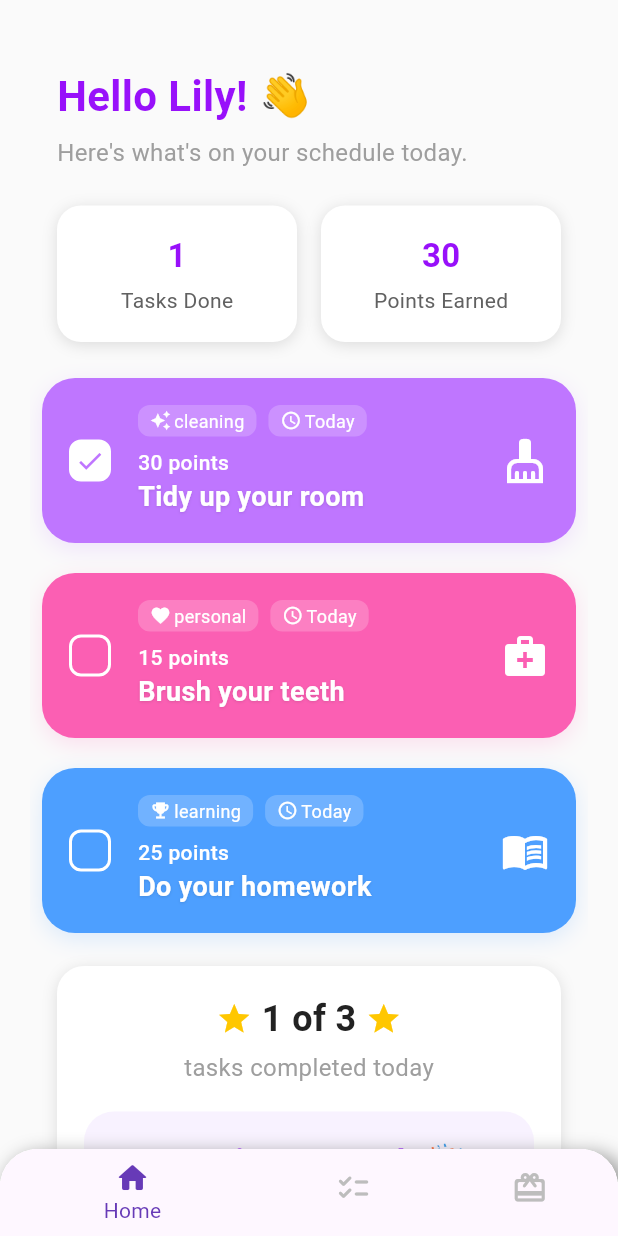
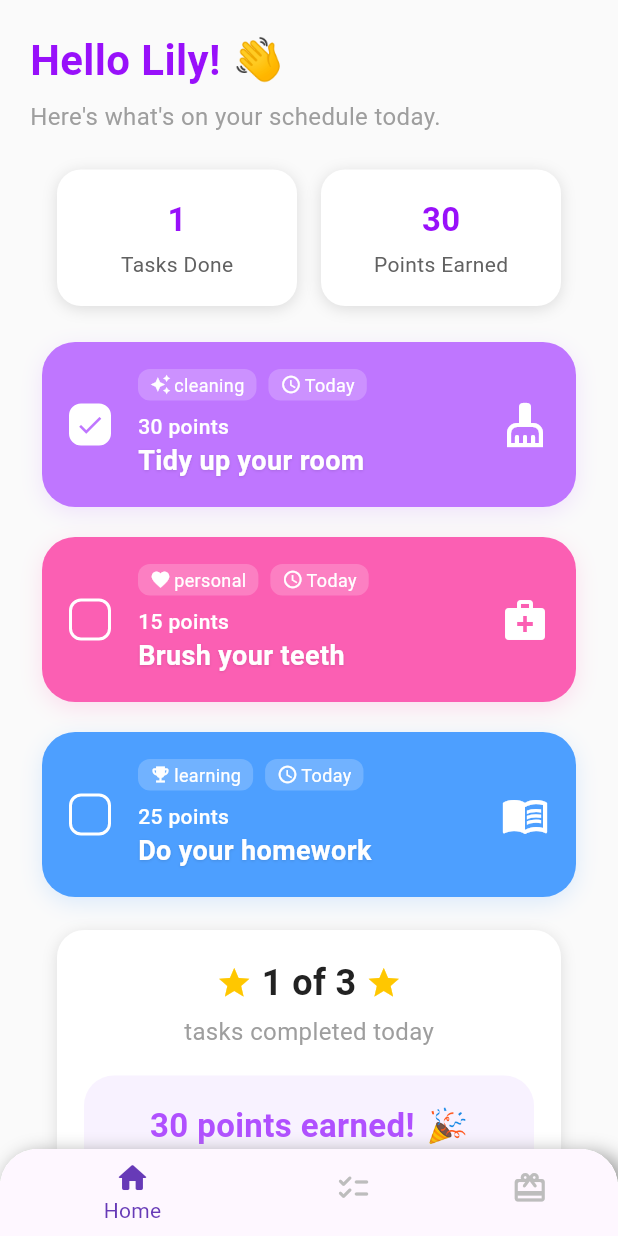
Before and after one commit to redthecoderist1000/kiddos, a Flutter app: the HomeC screen opened by its route, on a phone screen of 412 x 824 dp. Run offline on Flutter 3.47's test engine with Material 3 defaults, Android fonts, the phone set to English and light mode, and no system bars; our stand-ins replace go_router.

Commit message:
ui: fix renderbox issue

```diff
--- a/lib/pages/child/childScaffold.dart
+++ b/lib/pages/child/childScaffold.dart
@@ -9,11 +9,7 @@ class ChildScaffold extends StatelessWidget {
   Widget build(BuildContext context) {
     return Scaffold(
       backgroundColor: Colors.grey[50],
-      body: SafeArea(
-        child: SingleChildScrollView(
-          child: Padding(padding: const EdgeInsets.all(20.0), child: child),
-        ),
-      ),
+      body: SafeArea(child: child),
       bottomNavigationBar: Container(
         clipBehavior: Clip.hardEdge,
         decoration: BoxDecoration(
--- a/lib/pages/child/homeC/homeC.dart
+++ b/lib/pages/child/homeC/homeC.dart
@@ -16,13 +16,13 @@ class _HomeCState extends State<HomeC> {
   @override
   Widget build(BuildContext context) {
     return SingleChildScrollView(
+      padding: EdgeInsets.all(20),
+
       child: Column(
         crossAxisAlignment: CrossAxisAlignment.start,
         children: [
           // Header
-          Padding(
-            padding: const EdgeInsets.only(left: 18.0, top: 24.0, right: 18.0),
-            child: Column(
+          Column(
             crossAxisAlignment: CrossAxisAlignment.start,
             children: [
               Row(
@@ -45,7 +45,6 @@ class _HomeCState extends State<HomeC> {
                 style: TextStyle(fontSize: 16, color: Colors.grey),
               ),
             ],
-            ),
           ),
           const SizedBox(height: 24),
 
@@ -108,11 +107,7 @@ class _HomeCState extends State<HomeC> {
               ],
             ),
           ),
-          HomePointsCard(
-            points: 30,
-            completed: 1,
-            total: 3,
-          ),
+          HomePointsCard(points: 30, completed: 1, total: 3),
         ],
       ),
     );
--- a/lib/pages/child/rewardC/rewardC.dart
+++ b/lib/pages/child/rewardC/rewardC.dart
@@ -10,7 +10,10 @@ class RewardC extends StatefulWidget {
 class _RewardCState extends State<RewardC> {
   @override
   Widget build(BuildContext context) {
-    return Column(
+    return SingleChildScrollView(
+      padding: EdgeInsets.all(20),
+
+      child: Column(
         mainAxisAlignment: MainAxisAlignment.center,
         children: [
           // no need for scaffold
@@ -18,6 +21,7 @@ class _RewardCState extends State<RewardC> {
           // start coding here...
           Text('Reawrds Page (child)'),
         ],
+      ),
     );
   }
 }
--- a/lib/pages/child/taskC/taskC.dart
+++ b/lib/pages/child/taskC/taskC.dart
@@ -10,7 +10,10 @@ class TaskC extends StatefulWidget {
 class TtaskCState extends State<TaskC> {
   @override
   Widget build(BuildContext context) {
-    return Column(
+    return SingleChildScrollView(
+      padding: EdgeInsets.all(20),
+
+      child: Column(
         mainAxisAlignment: MainAxisAlignment.center,
         children: [
           // no need for scaffold
@@ -18,6 +21,7 @@ class TtaskCState extends State<TaskC> {
           // start coding here...
           Text('Tasks Page (child)'),
         ],
+      ),
     );
   }
 }
--- a/lib/pages/parent/me/me.dart
+++ b/lib/pages/parent/me/me.dart
@@ -11,7 +11,10 @@ class MeP extends StatefulWidget {
 class _MePState extends State<MeP> {
   @override
   Widget build(BuildContext context) {
-    return Column(
+    return SingleChildScrollView(
+      padding: EdgeInsets.all(20),
+
+      child: Column(
         mainAxisAlignment: MainAxisAlignment.center,
         children: [
           // no need for scaffold
@@ -28,6 +31,7 @@ class _MePState extends State<MeP> {
             child: Text('go to settings (parent)'),
           ),
         ],
+      ),
     );
   }
 }
--- a/lib/pages/parent/me/settings/settings_page.dart
+++ b/lib/pages/parent/me/settings/settings_page.dart
@@ -13,7 +13,10 @@ class SettingsP extends StatefulWidget {
 class _SettingsPState extends State<SettingsP> {
   @override
   Widget build(BuildContext context) {
-    return Column(
+    return SingleChildScrollView(
+      padding: EdgeInsets.all(20),
+
+      child: Column(
         crossAxisAlignment: CrossAxisAlignment.start,
         children: [
           // Header
@@ -56,6 +59,7 @@ class _SettingsPState extends State<SettingsP> {
           // Delete Account Section
           const DeleteAccount(),
         ],
+      ),
     );
   }
 
--- a/lib/pages/parent/progress/progressP.dart
+++ b/lib/pages/parent/progress/progressP.dart
@@ -10,7 +10,9 @@ class ProgressP extends StatefulWidget {
 class _ProgressPState extends State<ProgressP> {
   @override
   Widget build(BuildContext context) {
-    return Column(
+    return SingleChildScrollView(
+      padding: EdgeInsets.all(20),
+      child: Column(
         mainAxisAlignment: MainAxisAlignment.center,
         children: [
           // no need for scaffold
@@ -18,6 +20,7 @@ class _ProgressPState extends State<ProgressP> {
           // start coding here...
           Text('Progress Page (parent)'),
         ],
+      ),
     );
   }
 }
--- a/lib/pages/parent/task/TaskP.dart
+++ b/lib/pages/parent/task/TaskP.dart
@@ -10,7 +10,10 @@ class TaskP extends StatefulWidget {
 class _TaskPState extends State<TaskP> {
   @override
   Widget build(BuildContext context) {
-    return Column(
+    return SingleChildScrollView(
+      padding: EdgeInsets.all(20),
+
+      child: Column(
         mainAxisAlignment: MainAxisAlignment.center,
         children: [
           // no need for scaffold
@@ -18,6 +21,7 @@ class _TaskPState extends State<TaskP> {
           // start coding here...
           Text('Task Page (parent)'),
         ],
+      ),
     );
   }
 }
```
Also changed, not shown: lib/pages/parent/createTask/createTask.dart (+10 -7 lines), lib/pages/parent/home/HomeP.dart (+6 -4 lines), lib/pages/parent/parentScaffold.dart (+4 -9 lines), lib/pages/parent/profile/profileP.dart (+9 -2 lines). Lines whose indentation alone changed are shown as unchanged.
